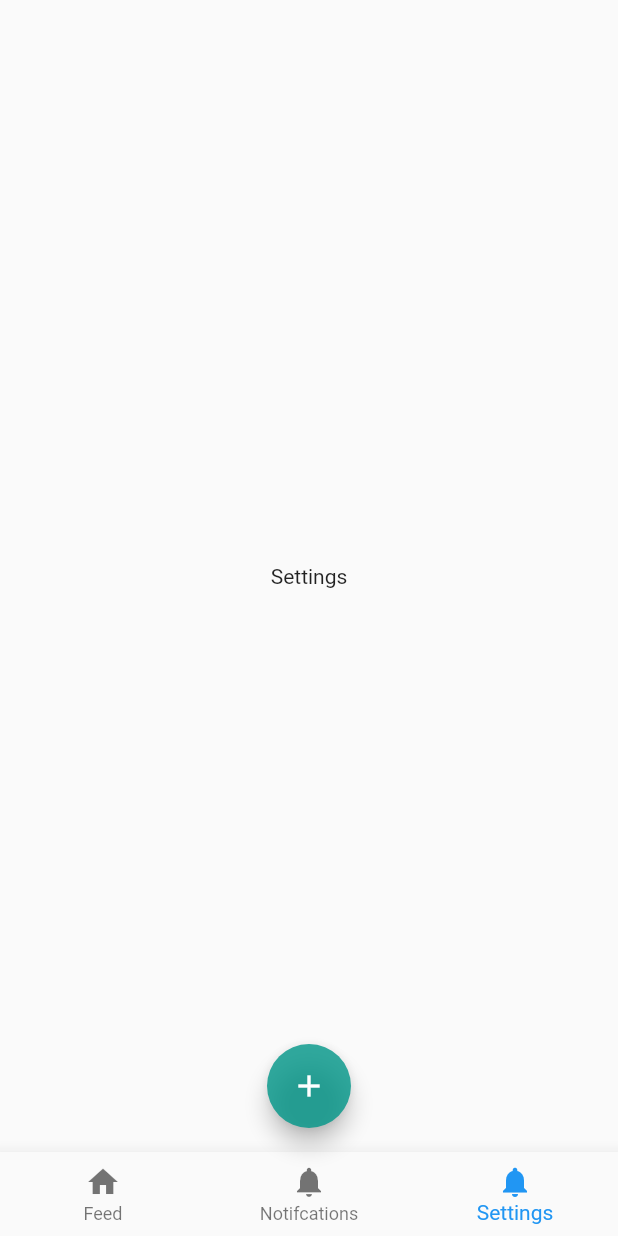
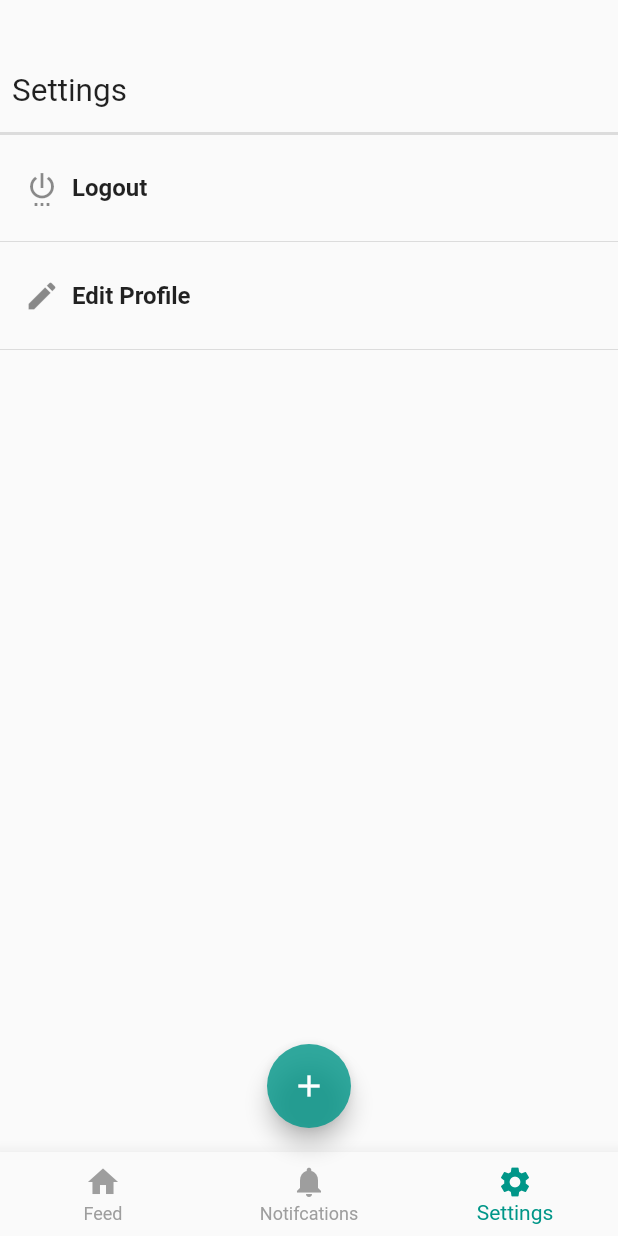
Before and after one commit to DynamoUltima/Stumart, a Flutter app: the NewsFeedPage screen opened directly, item 3 of the bottom bar chosen, on a phone screen of 412 x 824 dp. Run offline on Flutter 3.47's test engine with Material 2 defaults, Android fonts, the phone set to English and light mode, and no system bars; our stand-ins replace cloud_firestore, datetime_picker_formfield, firebase_auth, flutter_spinkit; accounts and stored records are empty.

Commit message:
finished with core notifications and settings partially

```diff
--- a/lib/screens/home/details.dart
+++ b/lib/screens/home/details.dart
@@ -3,6 +3,7 @@ import 'dart:collection';
 import 'package:flutter/material.dart';
 import 'package:phone_auth_app/models/user.dart';
 import 'package:phone_auth_app/models/user_profile.dart';
+import 'package:phone_auth_app/screens/home/news_feed.dart';
 import 'package:phone_auth_app/services/database.dart';
 import 'package:provider/provider.dart';
 
@@ -80,10 +81,15 @@ class _DetailsPageState extends State<DetailsPage> {
         final user = Provider.of<User>(context, listen: false);
         String notifyMessage =
             "Company Name has sent a request for an internship";
+            var notifyTimeStamp= DateTime.now().toUtc().millisecondsSinceEpoch;
         Map<String, Object> notify = HashMap();
         notify.putIfAbsent("notifyMessage", () => notifyMessage);
+        notify.putIfAbsent("timestamp", () => notifyTimeStamp.toString());
+        //retrieving data
+        //DateTime.fromMillisecondsSinceEpoch(doc.data['timestamp'], isUtc: true),
         await DatabaseService(uid: user.uid).notifyUser(notify,widget.profile.postId).then((response){
           print(response);
+          Navigator.of(context).push(MaterialPageRoute(builder: (context)=>NewsFeedPage()));
         }).catchError((onError){
           print(onError);
         });
--- a/lib/screens/home/feed_activity.dart
+++ b/lib/screens/home/feed_activity.dart
@@ -45,6 +45,9 @@ class _FeedActivityState extends State<FeedActivity> {
           buildSearch(),
           SizedBox(height: 10),
           buildProfileText(),
+           Divider(
+            thickness: 2,
+          ),
           buildProfileListContainer(userProfiles),
         ],
       ),
--- a/lib/screens/home/news_feed.dart
+++ b/lib/screens/home/news_feed.dart
@@ -39,6 +39,7 @@ class _NewsFeedPageState extends State<NewsFeedPage> {
 
   FloatingActionButton buildFloatingActionButton() {
     return FloatingActionButton(
+      tooltip: "Post your Profile",
       child: Icon(
         Icons.add,
         color: Colors.white,
@@ -62,6 +63,10 @@ class _NewsFeedPageState extends State<NewsFeedPage> {
       clipBehavior: Clip.antiAlias,
       elevation: 10,
       child: BottomNavigationBar(
+        // type: BottomNavigationBarType.shifting,
+        selectedItemColor: Colors.teal,
+        unselectedItemColor: Colors.grey,
+        showUnselectedLabels: true,
         items: <BottomNavigationBarItem>[
           BottomNavigationBarItem(
             icon: Icon(Icons.home),
@@ -72,7 +77,7 @@ class _NewsFeedPageState extends State<NewsFeedPage> {
             title: Text('Notifcations'),
           ),
           BottomNavigationBarItem(
-            icon: Icon(Icons.notifications),
+            icon: Icon(Icons.settings),
             title: Text('Settings'),
           ),
         ],
--- a/lib/screens/navigations/settings.dart
+++ b/lib/screens/navigations/settings.dart
@@ -1,4 +1,7 @@
 import 'package:flutter/material.dart';
+import 'package:phone_auth_app/screens/home/edit_post.dart';
+import 'package:phone_auth_app/screens/home/intro.dart';
+import 'package:phone_auth_app/services/auth.dart';
 
 class Settings extends StatefulWidget {
   @override
@@ -6,13 +9,82 @@ class Settings extends StatefulWidget {
 }
 
 class _SettingsState extends State<Settings> {
+  final AuthService _auth = AuthService();
+
+  var settingsText = Row(
+    children: <Widget>[
+      Text(
+        "Settings",
+        textScaleFactor: 1.5,
+      )
+    ],
+  );
+
   @override
   Widget build(BuildContext context) {
     return Scaffold(
-          body: Container(
-            child: Center(child:Text("Settings")),
+      body: Container(
+          child: ListView(
+        children: <Widget>[
+          SizedBox(height: 40),
+          Padding(
+            padding: const EdgeInsets.all(8.0),
+            child: settingsText,
+          ),
+          Divider(
+            thickness: 2,
+          ),
+          buildLogOutListTile(),
+          Divider(),
+          buildEditProfileListTile(context),
+          Divider(),
+        ],
+      )),
+    );
+  }
 
+  ListTile buildEditProfileListTile(BuildContext context) {
+    return ListTile(
+          title: Row(
+            children: <Widget>[
+              Icon(Icons.edit),
+              Padding(
+                padding: const EdgeInsets.all(8.0),
+                child: Text(
+                  "Edit Profile",
+                  style: TextStyle(fontWeight: FontWeight.bold),
+                ),
+              ),
+            ],
+          ),
+          onTap: () {
+            Navigator.push(context, MaterialPageRoute(builder: (context)=>EditPost()));
+          },
+        );
+  }
+
+  ListTile buildLogOutListTile() {
+    return ListTile(
+      title: Row(
+        children: <Widget>[
+          Icon(Icons.settings_power),
+          Padding(
+            padding: const EdgeInsets.all(8.0),
+            child: Text(
+              "Logout",
+              style: TextStyle(fontWeight: FontWeight.bold),
+            ),
+          ),
+        ],
       ),
+      onTap: () async {
+        await _auth.signOut().then((response){
+          print(response.toString());
+          Navigator.push(context, MaterialPageRoute(builder: (context)=>Intro()));
+
+        });
+
+      },
     );
   }
 }
--- a/lib/screens/wrapper.dart
+++ b/lib/screens/wrapper.dart
@@ -3,6 +3,7 @@ import 'package:phone_auth_app/models/user.dart';
 import 'package:phone_auth_app/screens/authenticate/authenticate.dart';
 import 'package:phone_auth_app/screens/home/home.dart';
 import 'package:phone_auth_app/screens/home/intro.dart';
+import 'package:phone_auth_app/screens/home/news_feed.dart';
 import 'package:provider/provider.dart';
 
 
@@ -17,9 +18,9 @@ class Wrapper extends StatelessWidget {
 
 
    if(user == null){
-     return Authenticate();//Intro( should be here)
+     return Intro();//Intro( should be here)
    } else{
-     return Intro();//this should be reversed but may be lept so for testing purposes
+     return NewsFeedPage();//this should be reversed but may be lept so for testing purposes
      //News activity should be here
 
      //Home();
```
Also changed, not shown: lib/screens/home/edit_post.dart (added, +20 -0 lines), lib/screens/navigations/notification_activity.dart (+6 -1 lines).
